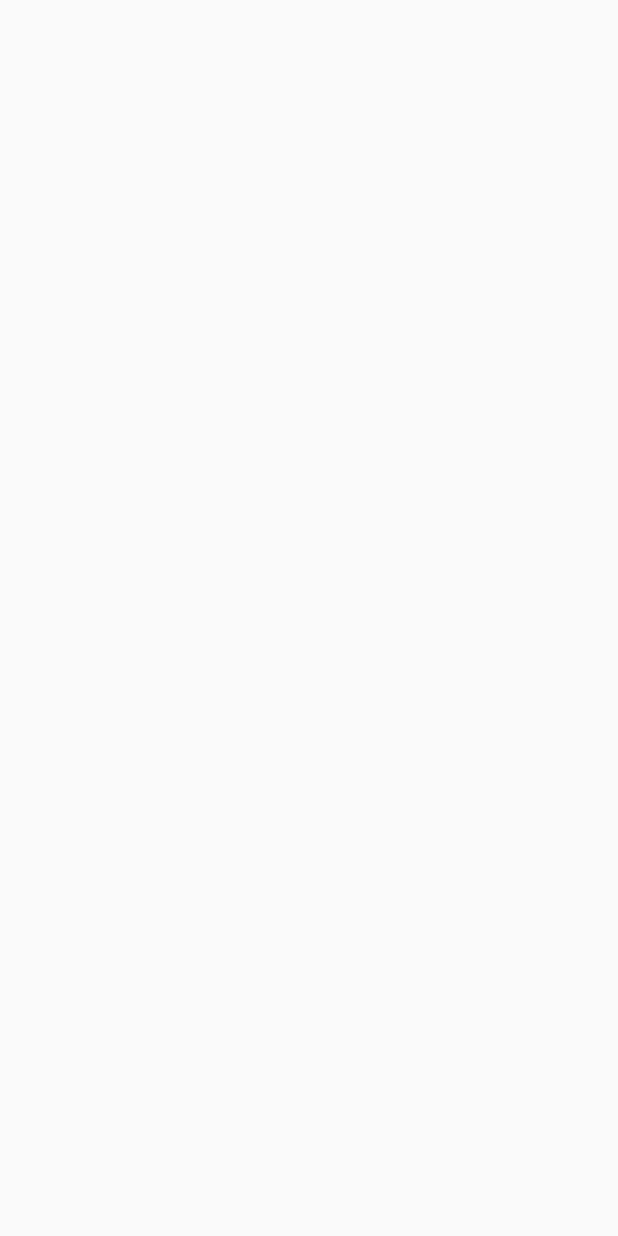
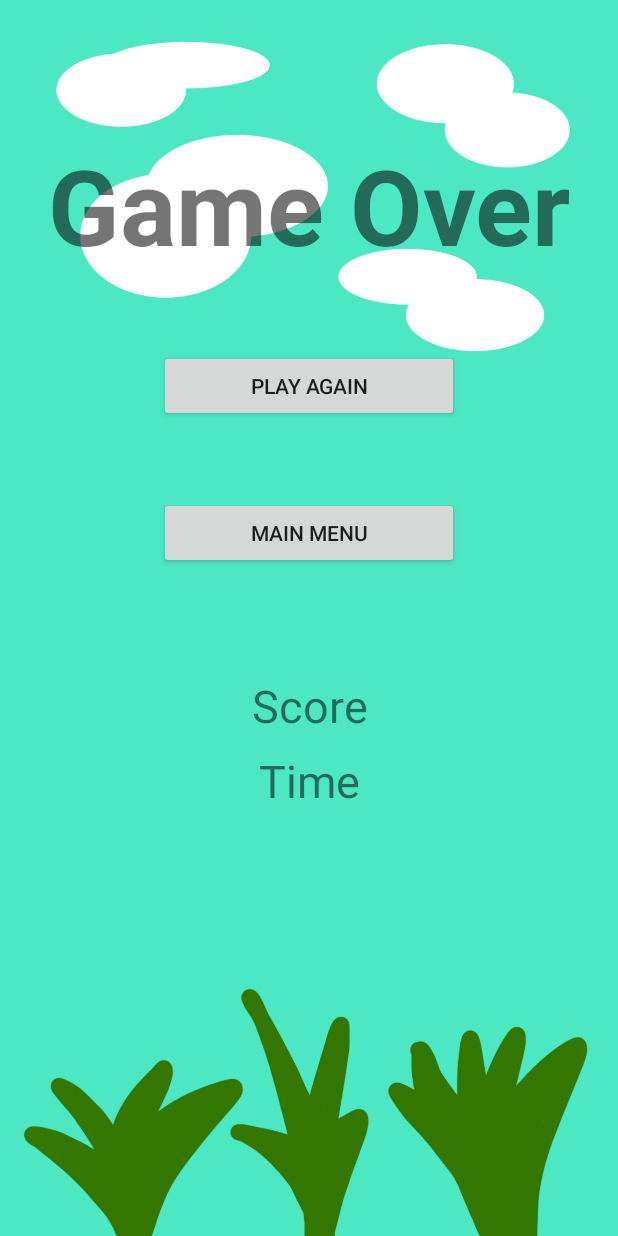
Before and after one commit to DruBhatia/CSC207-final-project, an Android app: the Game3OverActivity screen opened directly, with no data from a screen before it, on a phone screen of 412 x 824 dp. Before the commit the screen is empty. Run offline under Robolectric (Android 15) with nearby library versions, the phone set to English and light mode, and no system bars.

Commit message:
Modified the layout of game3OverActivity to display game over and added buttons, removed some unnecessary imports and made loginActivity to display the username when logged in.

```diff
--- a/phase1/Game/app/src/main/java/com/example/game/Game3OverActivity.java
+++ b/phase1/Game/app/src/main/java/com/example/game/Game3OverActivity.java
@@ -2,13 +2,35 @@ package com.example.game;
 
 import androidx.appcompat.app.AppCompatActivity;
 
+import android.content.Intent;
 import android.os.Bundle;
+import android.view.View;
+import android.widget.Button;
 
 public class Game3OverActivity extends AppCompatActivity {
 
-    @Override
-    protected void onCreate(Bundle savedInstanceState) {
-        super.onCreate(savedInstanceState);
-        setContentView(R.layout.activity_game3_over);
-    }
+  @Override
+  protected void onCreate(Bundle savedInstanceState) {
+    super.onCreate(savedInstanceState);
+    setContentView(R.layout.activity_game3_over);
+    Button mainMenu = findViewById(R.id.menu3);
+    Button rePlayGame = findViewById(R.id.play3_again);
+    rePlayGame.setOnClickListener(
+        new View.OnClickListener() {
+          @Override
+          public void onClick(View v) {
+            Intent intent2 = new Intent(Game3OverActivity.this, Main3Activity.class);
+            startActivity(intent2);
+          }
+        });
+
+    mainMenu.setOnClickListener(
+        new View.OnClickListener() {
+          @Override
+          public void onClick(View v) {
+            Intent intent3 = new Intent(Game3OverActivity.this, Main1Activity.class);
+            startActivity(intent3);
+          }
+        });
+  }
 }
--- a/phase1/Game/app/src/main/java/com/example/game/data/LoginDataSource.java
+++ b/phase1/Game/app/src/main/java/com/example/game/data/LoginDataSource.java
@@ -16,7 +16,7 @@ public class LoginDataSource {
             LoggedInUser fakeUser =
                     new LoggedInUser(
                             java.util.UUID.randomUUID().toString(),
-                            "Jane Doe");
+                            username);
             return new Result.Success<>(fakeUser);
         } catch (Exception e) {
             return new Result.Error(new IOException("Error logging in", e));
--- a/phase1/Game/app/src/main/java/com/example/game/ui/login/MainActivity.java
+++ b/phase1/Game/app/src/main/java/com/example/game/ui/login/MainActivity.java
@@ -24,11 +24,7 @@ import android.widget.TextView;
 import android.widget.Toast;
 
 import com.example.game.Main1Activity;
-import com.example.game.Main3Activity;
-import com.example.game.Main1Activity;
 import com.example.game.R;
-import com.example.game.ui.login.LoginViewModel;
-import com.example.game.ui.login.LoginViewModelFactory;
 
 public class MainActivity extends AppCompatActivity {
 
--- a/phase1/Game/app/src/main/res/layout/activity_game2_over.xml
+++ b/phase1/Game/app/src/main/res/layout/activity_game2_over.xml
@@ -28,7 +28,7 @@
         android:layout_height="wrap_content"
         android:layout_alignParentStart="true"
         android:layout_alignParentTop="true"
-        android:layout_marginTop="180dp"
+        android:layout_marginTop="225dp"
         android:fontFamily="@font/invasion2000"
         android:text="YOU WON!!"
         android:textAlignment="center"
--- a/phase1/Game/app/src/main/res/layout/activity_game3_over.xml
+++ b/phase1/Game/app/src/main/res/layout/activity_game3_over.xml
@@ -1,9 +1,62 @@
 <?xml version="1.0" encoding="utf-8"?>
-<androidx.constraintlayout.widget.ConstraintLayout xmlns:android="http://schemas.android.com/apk/res/android"
+<RelativeLayout xmlns:android="http://schemas.android.com/apk/res/android"
     xmlns:app="http://schemas.android.com/apk/res-auto"
     xmlns:tools="http://schemas.android.com/tools"
     android:layout_width="match_parent"
     android:layout_height="match_parent"
+    android:background="@drawable/game3_background"
     tools:context=".Game3OverActivity">
 
-</androidx.constraintlayout.widget.ConstraintLayout>
+    <TextView
+        android:id="@+id/game3Over"
+        android:layout_width="match_parent"
+        android:layout_height="wrap_content"
+        android:layout_alignParentStart="true"
+        android:layout_alignParentTop="true"
+        android:layout_marginTop="90dp"
+        android:text="Game Over"
+        android:textAlignment="center"
+        android:textSize="70dp"
+        android:textStyle="bold" />
+
+    <Button
+        android:id="@+id/play3_again"
+        android:layout_width="200dp"
+        android:layout_height="wrap_content"
+        android:layout_below="@+id/game3Over"
+        android:layout_centerHorizontal="true"
+        android:layout_marginTop="50dp"
+        android:text="Play Again" />
+
+    <TextView
+        android:id="@+id/score3"
+        android:layout_width="match_parent"
+        android:layout_height="wrap_content"
+        android:layout_alignParentStart="true"
+        android:layout_alignParentTop="true"
+        android:layout_marginTop="450dp"
+        android:text="Score"
+        android:textAlignment="center"
+        android:textSize="30sp" />
+
+    <TextView
+        android:id="@+id/time3"
+        android:layout_width="match_parent"
+        android:layout_height="wrap_content"
+        android:layout_alignParentStart="true"
+        android:layout_alignParentTop="true"
+        android:layout_marginTop="500dp"
+        android:text="Time"
+        android:textAlignment="center"
+        android:textSize="30sp" />
+
+    <Button
+        android:id="@+id/menu3"
+        android:layout_width="200dp"
+        android:layout_height="wrap_content"
+        android:layout_below="@+id/play3_again"
+        android:layout_centerHorizontal="true"
+        android:layout_marginTop="50dp"
+        android:text="Main menu" />
+
+</RelativeLayout>
```
Also changed, not shown: phase1/Game/app/src/main/java/com/example/game/GameOverActivity.java (+7 -19 lines).
